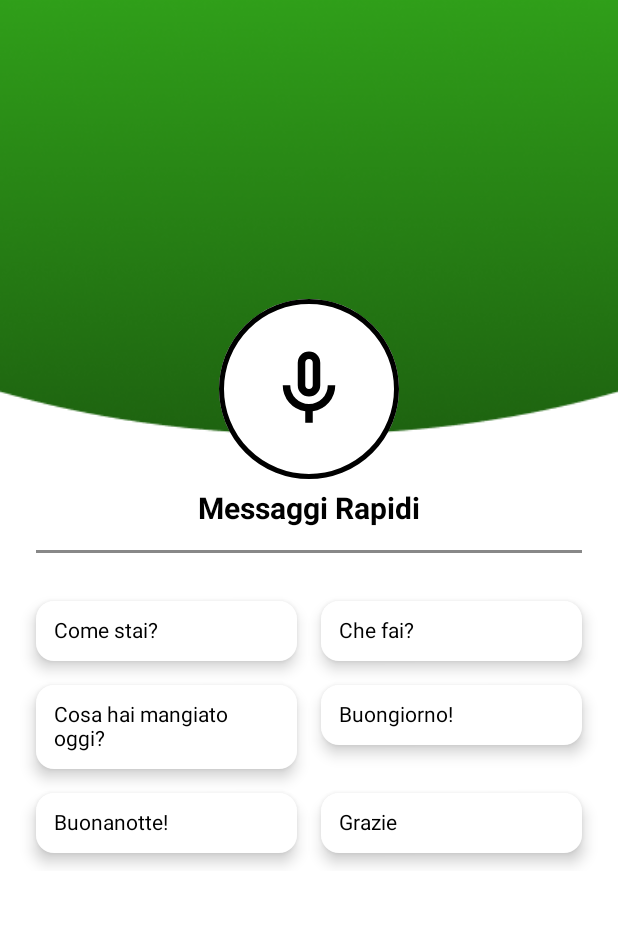
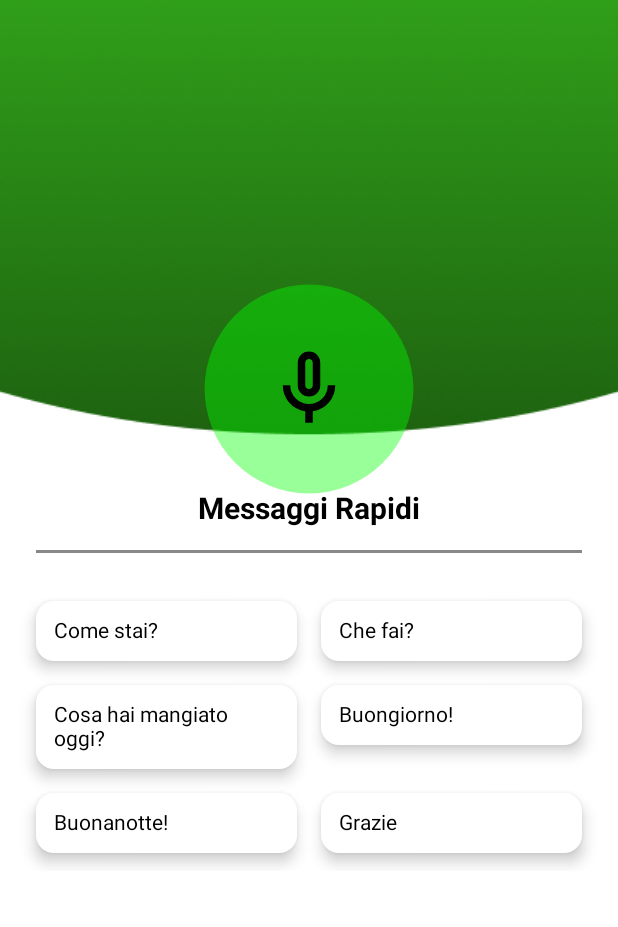
Before and after one commit to kalifeli/EcoEye, an Android app built with Jetpack Compose: the screen it shows after launch (MainActivity), on a phone screen of 412 x 824 dp, the part 72-999 px from its top. Run offline under Robolectric (Android 15) with nearby library versions, the light colour scheme and no system bars.

Commit message:
modifiche varie

```diff
--- a/app/src/main/java/com/ecoeye/caratteristiche/bluetooth/BleManager.kt
+++ b/app/src/main/java/com/ecoeye/caratteristiche/bluetooth/BleManager.kt
@@ -91,7 +91,7 @@ class BleManager(private val context: Context) {
         override fun onServicesDiscovered(gatt: BluetoothGatt, status: Int) {
            with(gatt){
                printGattTable()
-               gatt.requestMtu(517)
+               gatt.requestMtu(517) //23
                Log.d("BleService", "Modifica dello spazio MTU...")
            }
         }
--- a/app/src/main/java/com/ecoeye/ui/schermate/Home.kt
+++ b/app/src/main/java/com/ecoeye/ui/schermate/Home.kt
@@ -2,9 +2,17 @@
 
 package com.ecoeye.ui.schermate
 
+import androidx.compose.animation.core.LinearEasing
+import androidx.compose.animation.core.RepeatMode
+import androidx.compose.animation.core.animateFloat
+import androidx.compose.animation.core.infiniteRepeatable
+import androidx.compose.animation.core.rememberInfiniteTransition
+import androidx.compose.animation.core.tween
+import androidx.compose.foundation.Canvas
 import androidx.compose.foundation.Image
 import androidx.compose.foundation.background
 import androidx.compose.foundation.border
+import androidx.compose.foundation.clickable
 import androidx.compose.foundation.layout.Arrangement
 import androidx.compose.foundation.layout.Box
 import androidx.compose.foundation.layout.Column
@@ -30,6 +38,7 @@ import androidx.compose.material3.Scaffold
 import androidx.compose.material3.Text
 import androidx.compose.material3.TopAppBarColors
 import androidx.compose.runtime.Composable
+import androidx.compose.runtime.getValue
 import androidx.compose.ui.Alignment
 import androidx.compose.ui.Modifier
 import androidx.compose.ui.graphics.Color
@@ -103,11 +112,9 @@ fun HomeScreen(
                 Column(
                     horizontalAlignment = Alignment.CenterHorizontally
                 ) {
-                    // 1. Microfono
-                    MicrophoneItem(
-                        backgroundColor = Color.White,
-                        iconTint = Color.Black,
-                        size = 120
+                    AnimatedMicButton(
+                        modifier = Modifier,
+                        onClick = {}
                     )
 
                     // 2. Titolo "Messaggi Rapidi"
@@ -191,6 +198,57 @@ fun RapidMessage(
 
 }
 
+@Composable
+fun AnimatedMicButton(
+    onClick: () -> Unit,
+    modifier: Modifier = Modifier
+) {
+    // L'animazione si avvia quando il pulsante è attivo; qui usiamo un infiniteTransition
+    val infiniteTransition = rememberInfiniteTransition(label = "")
+    // Animiamo un valore che rappresenta la scala dell'onda
+    val waveScale by infiniteTransition.animateFloat(
+        initialValue = 1f,
+        targetValue = 1.8f,
+        animationSpec = infiniteRepeatable(
+            animation = tween(durationMillis = 1000, easing = LinearEasing),
+            repeatMode = RepeatMode.Restart
+        ), label = ""
+    )
+    // Animiamo anche l'alpha (trasparenza) dell'onda
+    val waveAlpha by infiniteTransition.animateFloat(
+        initialValue = 0.5f,
+        targetValue = 0f,
+        animationSpec = infiniteRepeatable(
+            animation = tween(durationMillis = 1000, easing = LinearEasing),
+            repeatMode = RepeatMode.Restart
+        ), label = ""
+    )
+
+    Box(
+        contentAlignment = Alignment.Center,
+        modifier = modifier
+            .size(120.dp)
+            .clickable { onClick() }
+    ) {
+        // Disegna le onde usando un Canvas
+        Canvas(modifier = Modifier.fillMaxSize()) {
+            drawCircle(
+                color = Color.Green.copy(alpha = waveAlpha),
+                radius = size.minDimension / 2 * waveScale,
+                center = center
+            )
+        }
+        // L'icona del microfono sopra l'animazione
+        Icon(
+            painter = painterResource(id = R.drawable.ic_microfono), // Assicurati di avere questo drawable
+            contentDescription = "Microphone Icon",
+            tint = Color.Black,
+            modifier = Modifier.size(60.dp)
+        )
+    }
+}
+
+
 @Preview
 @Composable
 fun MicrophoneItemPreview(){
```
